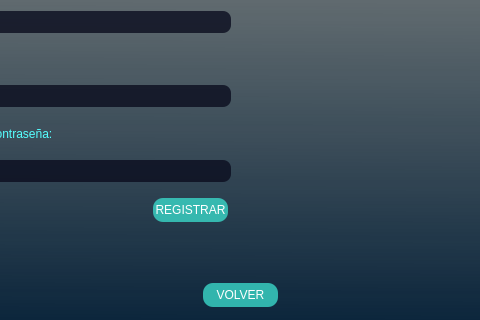
Old version of the form ui/ventana4.ui in the repository DevHarsue/FRIKIZONE; both pictures show x 97 to 577 and y 217 to 537 of the 700 by 537 pixel window.
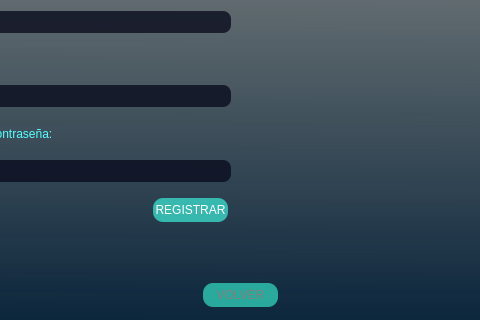
New version of the form. Icons and pictures are not drawn.

```diff
--- a/ui/ventana4.ui
+++ b/ui/ventana4.ui
@@ -500,7 +500,10 @@
            </item>
           </layout>
          </widget>
-         <widget class="QPushButton" name="pushButton_2">
+         <widget class="QPushButton" name="boton_volver">
+          <property name="enabled">
+           <bool>false</bool>
+          </property>
           <property name="geometry">
            <rect>
             <x>300</x>
@@ -538,6 +541,11 @@
 QPushButton:pressed{
 	background-color: rgba(57, 210, 168,0.8);
 }
+
+QPushButton:disabled{
+	background-color: rgba(47, 200, 180,0.8);
+	color: gray;
+}
 </string>
           </property>
           <property name="text">
```
Left out of the diff: 26 changed lines with no effect on the pictures.
